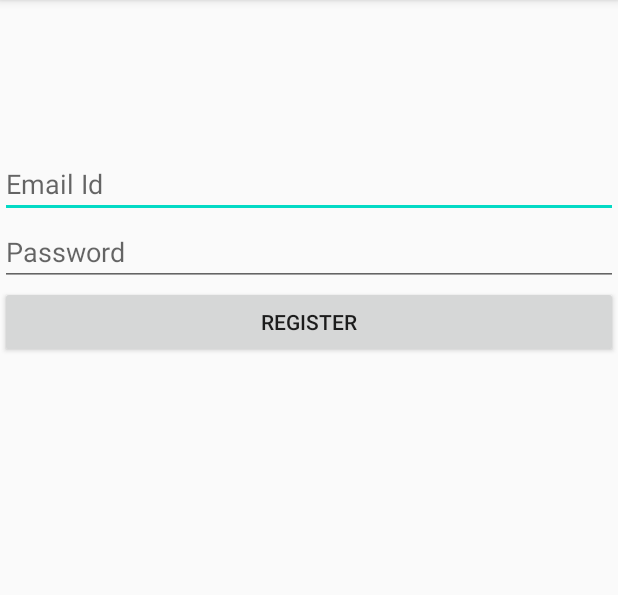
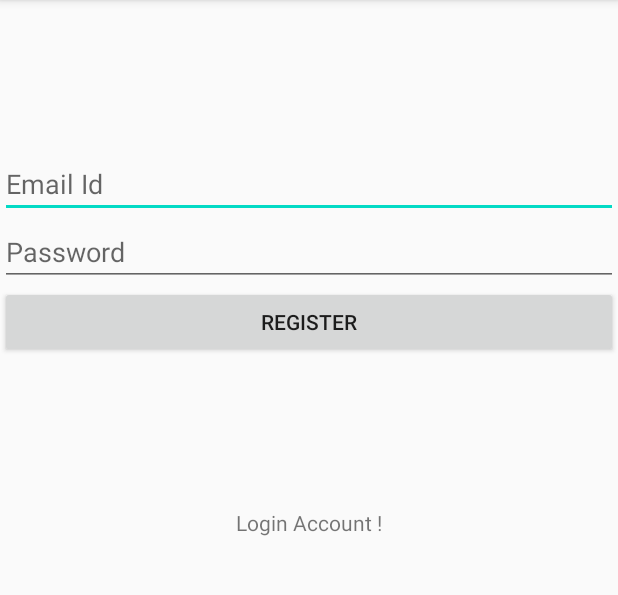
Before and after one commit to pasraj/JustText, an Android app: the Registration screen opened directly, with no data from a screen before it, on a phone screen of 412 x 824 dp, the part 84-679 px from its top. Run offline under Robolectric (Android 15) with nearby library versions, the phone set to English and light mode, and no system bars; our stand-ins replace Firebase (no records; nobody signed in at launch, a user with empty details on screens opened directly).

Commit message:
login to registration, registration to login added

```diff
--- a/app/src/main/AndroidManifest.xml
+++ b/app/src/main/AndroidManifest.xml
@@ -10,15 +10,15 @@
         android:roundIcon="@mipmap/ic_launcher_round"
         android:supportsRtl="true"
         android:theme="@style/AppTheme">
-        <activity android:name=".Login"></activity>
-        <activity android:name=".Registration" />
-        <activity android:name=".MainActivity">
+        <activity android:name=".Login">
             <intent-filter>
                 <action android:name="android.intent.action.MAIN" />
 
                 <category android:name="android.intent.category.LAUNCHER" />
             </intent-filter>
         </activity>
+        <activity android:name=".Registration" />
+        <activity android:name=".MainActivity"/>
     </application>
 
 </manifest>
--- a/app/src/main/java/com/example/justtext/Registration.java
+++ b/app/src/main/java/com/example/justtext/Registration.java
@@ -8,6 +8,7 @@ import android.os.Bundle;
 import android.view.View;
 import android.widget.Button;
 import android.widget.EditText;
+import android.widget.TextView;
 import android.widget.Toast;
 
 import com.google.android.gms.tasks.OnCompleteListener;
@@ -21,6 +22,7 @@ public class Registration extends AppCompatActivity {
     private Button btn_register;
     private String email,password;
     private FirebaseAuth mFirebaseAuth;
+    private TextView tv_gotoLogin;
 
     @Override
     protected void onCreate(Bundle savedInstanceState) {
@@ -30,6 +32,15 @@ public class Registration extends AppCompatActivity {
         editEmail = findViewById(R.id.register_email);
         editPassword = findViewById(R.id.register_password);
         btn_register = findViewById(R.id.btn_register);
+        tv_gotoLogin = findViewById(R.id.tv_gotoLogin);
+
+        tv_gotoLogin.setOnClickListener(new View.OnClickListener() {
+            @Override
+            public void onClick(View v) {
+                Intent intent = new Intent(Registration.this,Login.class);
+                startActivity(intent);
+            }
+        });
 
         mFirebaseAuth = FirebaseAuth.getInstance();
 
--- a/app/src/main/res/layout/activity_registration.xml
+++ b/app/src/main/res/layout/activity_registration.xml
@@ -8,6 +8,7 @@
     tools:context=".Registration">
     <LinearLayout
         android:layout_marginTop="100dp"
+        android:layout_marginBottom="100dp"
         android:layout_width="match_parent"
         android:orientation="vertical"
         android:layout_height="wrap_content">
@@ -32,4 +33,11 @@
             android:layout_height="wrap_content"/>
 
     </LinearLayout>
+
+    <TextView
+        android:id="@+id/tv_gotoLogin"
+        android:gravity="center"
+        android:layout_width="match_parent"
+        android:text="Login Account !"
+        android:layout_height="wrap_content"/>
 </LinearLayout>
```
Also changed, not shown: app/src/main/java/com/example/justtext/Login.java (+17 -6 lines), app/src/main/res/layout/activity_login.xml (+8 -0 lines).
